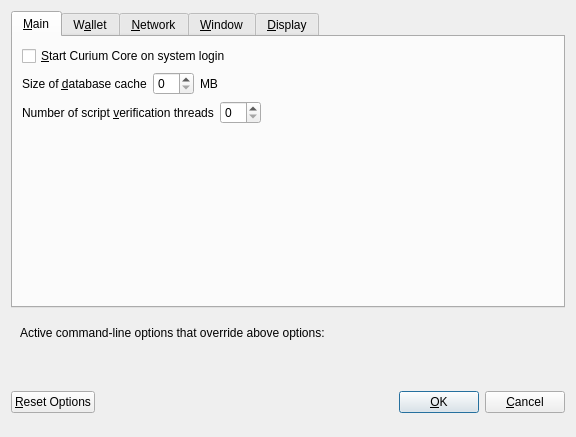
This is src/qt/forms/optionsdialog.ui in adm2018/curium as Qt 5 draws it before an edit. The edited form follows.
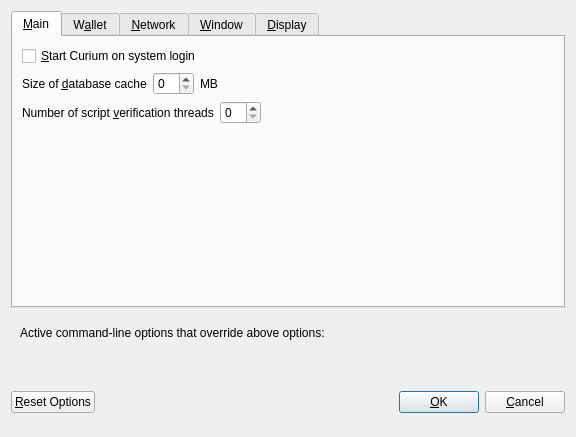
This is the edited form. Custom widgets are drawn as their Qt base class.

Diff of the .ui file:
```diff
--- a/src/qt/forms/optionsdialog.ui
+++ b/src/qt/forms/optionsdialog.ui
@@ -33,7 +33,7 @@
           <string>Automatically start Curium Core after logging in to the system.</string>
          </property>
          <property name="text">
-          <string>&amp;Start Curium Core on system login</string>
+          <string>&amp;Start Curium on system login</string>
          </property>
         </widget>
        </item>
```
Left out of the diff: 6 changed lines with no effect on the pictures.
